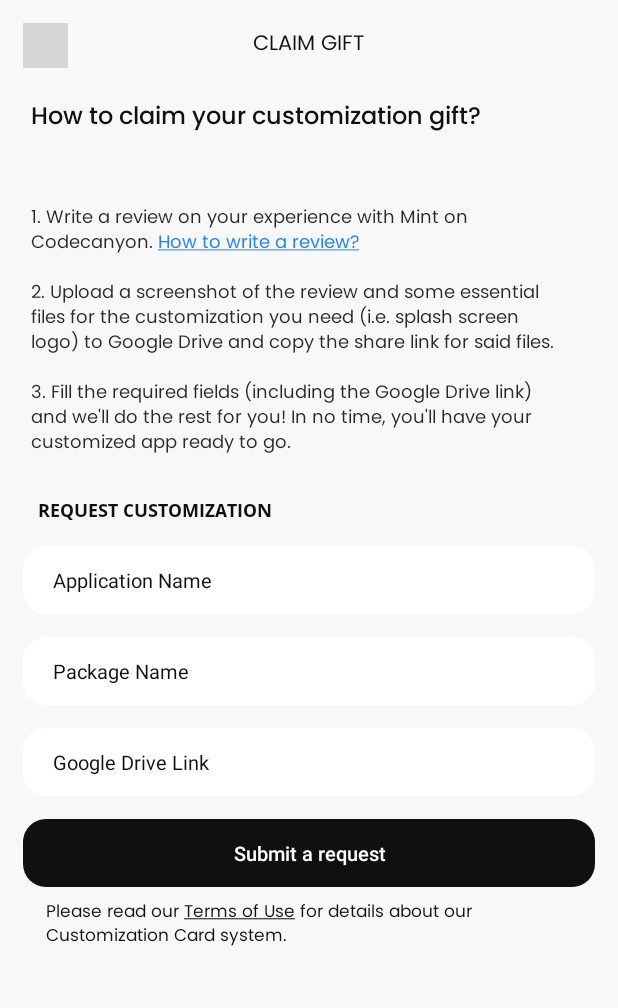
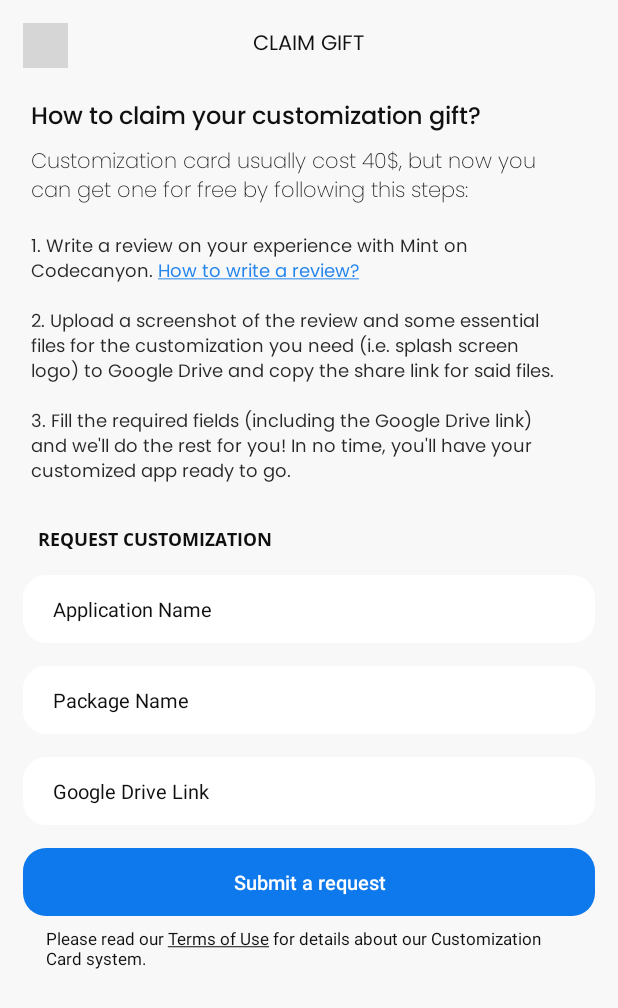
Before and after one commit to picassos-developers/mynta-console-build, an Android app: the ClaimGiftActivity screen opened directly, with no data from a screen before it, on a phone screen of 412 x 824 dp. Shown: the top 1008 px of the screen. Run offline under Robolectric (Android 15) with nearby library versions, the phone set to English and light mode, and no system bars; our stand-ins replace Volley; network calls fail; pictures from the network do not load; grey boxes are pictures that could not be loaded.

Commit message:
* Commit

```diff
--- a/app/src/main/res/layout/activity_about_app.xml
+++ b/app/src/main/res/layout/activity_about_app.xml
@@ -70,8 +70,8 @@
                     android:layout_height="30dp"
                     android:layout_alignParentEnd="true"
                     android:layout_centerVertical="true"
-                    android:paddingStart="5dp"
                     android:paddingTop="5dp"
+                    android:background="@drawable/circle"
                     android:paddingBottom="5dp"
                     android:src="@drawable/icon_info_outline"
                     app:tint="?color_dark"
@@ -120,6 +120,7 @@
                         android:layout_gravity="center"
                         android:layout_marginTop="15dp"
                         android:layout_marginBottom="15dp"
+                        android:enabled="false"
                         android:background="@drawable/button_primary"
                         android:text="@string/save"
                         android:textAllCaps="false"
--- a/app/src/main/res/layout/activity_claim_gift.xml
+++ b/app/src/main/res/layout/activity_claim_gift.xml
@@ -160,10 +160,10 @@
                 android:layout_height="45dp"
                 android:layout_gravity="center"
                 android:layout_marginTop="15dp"
-                android:background="@drawable/input_background_primary"
+                android:background="@drawable/button_primary"
                 android:text="@string/submit_request"
                 android:textAllCaps="false"
-                android:textColor="?color_light_separate"
+                android:textColor="@color/color_white"
                 android:textSize="@dimen/input_text_size" />
 
             <TextView
@@ -174,7 +174,6 @@
                 android:layout_marginStart="15dp"
                 android:layout_marginEnd="20dp"
                 android:textColorLink="?color_dark"
-                android:fontFamily="@font/poppins_regular"
                 android:text="@string/please_read_our_terms_of_use_for_details_about_our_customization_card_system"
                 android:textColor="?color_dark"
                 android:textSize="11sp" />
@@ -187,7 +186,6 @@
                 android:visibility="gone"
                 android:layout_marginStart="15dp"
                 android:layout_marginEnd="20dp"
-                android:fontFamily="@font/poppins_regular"
                 android:text="@string/request_submitted_successfully_we_will_verify_your_data_and_send_you_the_customized_source_code_to"
                 android:textColor="#05BE70"
                 android:textSize="11sp"
--- a/app/src/main/res/layout/activity_policies.xml
+++ b/app/src/main/res/layout/activity_policies.xml
@@ -162,6 +162,7 @@
                         android:layout_marginBottom="15dp"
                         android:background="@drawable/button_primary"
                         android:text="@string/save"
+                        android:enabled="false"
                         android:textAllCaps="false"
                         android:textColor="@color/color_white"
                         android:textSize="@dimen/input_text_size" />
--- a/app/src/main/res/layout/activity_share_content.xml
+++ b/app/src/main/res/layout/activity_share_content.xml
@@ -122,6 +122,7 @@
                         android:layout_marginBottom="15dp"
                         android:background="@drawable/button_primary"
                         android:text="@string/save"
+                        android:enabled="false"
                         android:textAllCaps="false"
                         android:textColor="@color/color_white"
                         android:textSize="@dimen/input_text_size" />
--- a/app/src/main/res/layout/add_walkthrough_bottom_sheet_modal.xml
+++ b/app/src/main/res/layout/add_walkthrough_bottom_sheet_modal.xml
@@ -78,7 +78,7 @@
                 android:layout_height="38dp"
                 android:layout_marginTop="15dp"
                 android:enabled="false"
-                android:background="@drawable/button_primary"
+                android:background="@drawable/button_primary_sheet"
                 android:text="@string/add_walkthrough"
                 android:textAllCaps="false"
                 android:textSize="@dimen/input_text_size"
--- a/app/src/main/res/layout/choose_provider_bottom_sheet_modal.xml
+++ b/app/src/main/res/layout/choose_provider_bottom_sheet_modal.xml
@@ -7,8 +7,7 @@
     android:gravity="center_horizontal"
     android:orientation="vertical"
     android:paddingStart="15dp"
-    android:paddingEnd="15dp"
-    android:paddingBottom="20dp">
+    android:paddingEnd="15dp">
 
     <LinearLayout
         android:layout_width="match_parent"
@@ -446,7 +445,7 @@
             android:id="@id/imgur_provider"
             android:layout_width="match_parent"
             android:layout_height="wrap_content"
-            android:layout_marginBottom="10dp"
+            android:layout_marginBottom="15dp"
             app:cardBackgroundColor="?color_background"
             app:cardCornerRadius="15dp"
             app:cardElevation="0dp">
--- a/app/src/main/res/layout/firebase_settings_bottom_sheet_modal.xml
+++ b/app/src/main/res/layout/firebase_settings_bottom_sheet_modal.xml
@@ -50,6 +50,7 @@
                 android:background="@drawable/button_primary_sheet"
                 android:text="@string/save_settings"
                 android:textAllCaps="false"
+                android:enabled="false"
                 android:textSize="@dimen/input_text_size"
                 android:textColor="@color/color_white" />
 
--- a/app/src/main/res/layout/onesignal_settings_bottom_sheet_modal.xml
+++ b/app/src/main/res/layout/onesignal_settings_bottom_sheet_modal.xml
@@ -62,6 +62,7 @@
                 android:layout_width="match_parent"
                 android:layout_height="38dp"
                 android:layout_marginTop="15dp"
+                android:enabled="false"
                 android:background="@drawable/button_primary_sheet"
                 android:text="@string/save_settings"
                 android:textAllCaps="false"
--- a/app/src/main/res/layout/redeem_code_bottom_sheet_modal.xml
+++ b/app/src/main/res/layout/redeem_code_bottom_sheet_modal.xml
@@ -59,7 +59,6 @@
             android:layout_marginEnd="25dp"
             android:layout_marginBottom="10dp"
             android:textColorLink="?color_dark"
-            android:fontFamily="@font/poppins_regular"
             android:text="@string/gift_card_notice_agreement"
             android:textColor="?color_dark"
             android:textSize="11sp" />
@@ -92,7 +91,6 @@
                 android:visibility="gone"
                 android:layout_marginStart="25dp"
                 android:layout_marginEnd="25dp"
-                android:fontFamily="@font/poppins_regular"
                 android:text="@string/gift_card_successfully_redeemed"
                 android:textColor="#05BE70"
                 android:textSize="11sp"
--- a/app/src/main/res/values/strings.xml
+++ b/app/src/main/res/values/strings.xml
@@ -312,7 +312,7 @@
     <string name="data_updated">Data updates successfully.</string>
     <string name="claim_gift">Claim Gift</string>
     <string name="how_to_claim_your_customization_gift">How to claim your customization gift?</string>
-    <string name="customization_card_usually_cost_40_but_now_you_can_get_one_for_free_by_following_these_steps"> </string>
+    <string name="customization_card_usually_cost_40_but_now_you_can_get_one_for_free_by_following_these_steps">Customization card usually cost 40$, but now you can get one for free by following this steps:</string>
     <string name="claim_gift_steps">1. Write a review on your experience with Mint on Codecanyon. <a href="https://console.themintapp.com/hc/en-us/articles?ai=19876932&amp;s=63633709">How to write a review?</a>\n\n2. Upload a screenshot of the review and some essential files for the customization you need (i.e. splash screen logo) to Google Drive and copy the share link for said files.\n\n3. Fill the required fields (including the Google Drive link) and we\'ll do the rest for you! In no time, you\'ll have your customized app ready to go.</string>
     <string name="request_customization">Request Customization</string>
     <string name="drive_link">Google Drive Link</string>
```
